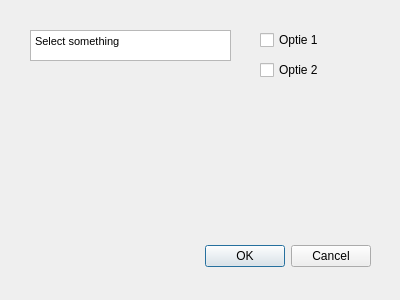
EvaStierman/2016_Group11_Fire-Pernis, file Chemical Fire Plugin/SDSS_plugin_dialog_base.ui: the form before one commit.
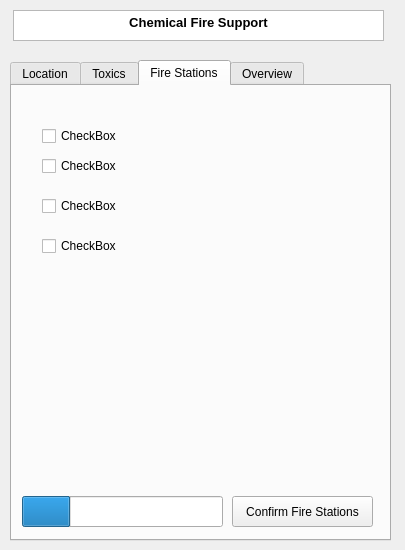
The form after the commit. The open tabs and pages were chosen to show the change.

Diff of the .ui file:
```diff
--- a/Chemical Fire Plugin/SDSS_plugin_dialog_base.ui
+++ b/Chemical Fire Plugin/SDSS_plugin_dialog_base.ui
@@ -6,35 +6,229 @@
    <rect>
     <x>0</x>
     <y>0</y>
-    <width>400</width>
-    <height>300</height>
+    <width>405</width>
+    <height>550</height>
    </rect>
   </property>
   <property name="windowTitle">
    <string>SDSS plugin</string>
   </property>
-  <widget class="QDialogButtonBox" name="button_box">
+  <widget class="QTabWidget" name="tabWidget">
    <property name="geometry">
     <rect>
-     <x>30</x>
-     <y>240</y>
-     <width>341</width>
-     <height>32</height>
+     <x>10</x>
+     <y>60</y>
+     <width>381</width>
+     <height>481</height>
     </rect>
    </property>
-   <property name="orientation">
-    <enum>Qt::Horizontal</enum>
+   <property name="focusPolicy">
+    <enum>Qt::ClickFocus</enum>
    </property>
-   <property name="standardButtons">
-    <set>QDialogButtonBox::Cancel|QDialogButtonBox::Ok</set>
+   <property name="autoFillBackground">
+    <bool>false</bool>
    </property>
+   <property name="currentIndex">
+    <number>1</number>
+   </property>
+   <widget class="QWidget" name="Location">
+    <property name="enabled">
+     <bool>true</bool>
+    </property>
+    <property name="layoutDirection">
+     <enum>Qt::RightToLeft</enum>
+    </property>
+    <attribute name="title">
+     <string>Location</string>
+    </attribute>
+    <widget class="QPushButton" name="pushButton">
+     <property name="geometry">
+      <rect>
+       <x>220</x>
+       <y>410</y>
+       <width>141</width>
+       <height>31</height>
+      </rect>
+     </property>
+     <property name="text">
+      <string>Confirm Location</string>
+     </property>
+    </widget>
+   </widget>
+   <widget class="QWidget" name="Toxics">
+    <attribute name="title">
+     <string>Toxics</string>
+    </attribute>
+    <widget class="QPushButton" name="pushButton_2">
+     <property name="geometry">
+      <rect>
+       <x>220</x>
+       <y>410</y>
+       <width>141</width>
+       <height>31</height>
+      </rect>
+     </property>
+     <property name="text">
+      <string>Confirm Toxics</string>
+     </property>
+    </widget>
+    <widget class="QCheckBox" name="checkBox_5">
+     <property name="geometry">
+      <rect>
+       <x>50</x>
+       <y>120</y>
+       <width>81</width>
+       <height>20</height>
+      </rect>
+     </property>
+     <property name="text">
+      <string>CheckBox</string>
+     </property>
+    </widget>
+    <widget class="QCheckBox" name="checkBox_6">
+     <property name="geometry">
+      <rect>
+       <x>50</x>
+       <y>80</y>
+       <width>81</width>
+       <height>20</height>
+      </rect>
+     </property>
+     <property name="text">
+      <string>CheckBox</string>
+     </property>
+    </widget>
+    <widget class="QCheckBox" name="checkBox_7">
+     <property name="geometry">
+      <rect>
+       <x>50</x>
+       <y>160</y>
+       <width>81</width>
+       <height>20</height>
+      </rect>
+     </property>
+     <property name="text">
+      <string>CheckBox</string>
+     </property>
+    </widget>
+    <widget class="QCheckBox" name="checkBox_8">
+     <property name="geometry">
+      <rect>
+       <x>50</x>
+       <y>50</y>
+       <width>81</width>
+       <height>20</height>
+      </rect>
+     </property>
+     <property name="text">
+      <string>CheckBox</string>
+     </property>
+    </widget>
+   </widget>
+   <widget class="QWidget" name="Fire_Stations">
+    <attribute name="title">
+     <string>Fire Stations</string>
+    </attribute>
+    <widget class="QPushButton" name="pushButton_3">
+     <property name="geometry">
+      <rect>
+       <x>220</x>
+       <y>410</y>
+       <width>141</width>
+       <height>31</height>
+      </rect>
+     </property>
+     <property name="text">
+      <string>Confirm Fire Stations</string>
+     </property>
+    </widget>
+    <widget class="QProgressBar" name="counterProgressBar">
+     <property name="geometry">
+      <rect>
+       <x>10</x>
+       <y>410</y>
+       <width>201</width>
+       <height>31</height>
+      </rect>
+     </property>
+     <property name="value">
+      <number>24</number>
+     </property>
+     <property name="textVisible">
+      <bool>false</bool>
+     </property>
+     <property name="invertedAppearance">
+      <bool>false</bool>
+     </property>
+     <property name="textDirection">
+      <enum>QProgressBar::TopToBottom</enum>
+     </property>
+    </widget>
+    <widget class="QCheckBox" name="checkBox">
+     <property name="geometry">
+      <rect>
+       <x>30</x>
+       <y>40</y>
+       <width>81</width>
+       <height>20</height>
+      </rect>
+     </property>
+     <property name="text">
+      <string>CheckBox</string>
+     </property>
+    </widget>
+    <widget class="QCheckBox" name="checkBox_2">
+     <property name="geometry">
+      <rect>
+       <x>30</x>
+       <y>70</y>
+       <width>81</width>
+       <height>20</height>
+      </rect>
+     </property>
+     <property name="text">
+      <string>CheckBox</string>
+     </property>
+    </widget>
+    <widget class="QCheckBox" name="checkBox_3">
+     <property name="geometry">
+      <rect>
+       <x>30</x>
+       <y>110</y>
+       <width>81</width>
+       <height>20</height>
+      </rect>
+     </property>
+     <property name="text">
+      <string>CheckBox</string>
+     </property>
+    </widget>
+    <widget class="QCheckBox" name="checkBox_4">
+     <property name="geometry">
+      <rect>
+       <x>30</x>
+       <y>150</y>
+       <width>81</width>
+       <height>20</height>
+      </rect>
+     </property>
+     <property name="text">
+      <string>CheckBox</string>
+     </property>
+    </widget>
+   </widget>
+   <widget class="QWidget" name="Overview">
+    <attribute name="title">
+     <string>Overview</string>
+    </attribute>
+   </widget>
   </widget>
-  <widget class="QTextBrowser" name="textBrowser">
+  <widget class="QTextEdit" name="textEdit">
    <property name="geometry">
     <rect>
-     <x>30</x>
-     <y>30</y>
-     <width>201</width>
+     <x>13</x>
+     <y>10</y>
+     <width>371</width>
      <height>31</height>
     </rect>
    </property>
@@ -43,33 +237,7 @@
 &lt;html&gt;&lt;head&gt;&lt;meta name=&quot;qrichtext&quot; content=&quot;1&quot; /&gt;&lt;style type=&quot;text/css&quot;&gt;
 p, li { white-space: pre-wrap; }
 &lt;/style&gt;&lt;/head&gt;&lt;body style=&quot; font-family:'MS Shell Dlg 2'; font-size:7.5pt; font-weight:400; font-style:normal;&quot;&gt;
-&lt;p style=&quot; margin-top:0px; margin-bottom:0px; margin-left:0px; margin-right:0px; -qt-block-indent:0; text-indent:0px;&quot;&gt;&lt;span style=&quot; font-size:8pt;&quot;&gt;Select something&lt;/span&gt;&lt;/p&gt;&lt;/body&gt;&lt;/html&gt;</string>
-   </property>
-  </widget>
-  <widget class="QCheckBox" name="checkBox">
-   <property name="geometry">
-    <rect>
-     <x>260</x>
-     <y>30</y>
-     <width>81</width>
-     <height>20</height>
-    </rect>
-   </property>
-   <property name="text">
-    <string>Optie 1</string>
-   </property>
-  </widget>
-  <widget class="QCheckBox" name="checkBox_2">
-   <property name="geometry">
-    <rect>
-     <x>260</x>
-     <y>60</y>
-     <width>81</width>
-     <height>20</height>
-    </rect>
-   </property>
-   <property name="text">
-    <string>Optie 2</string>
+&lt;p align=&quot;center&quot; style=&quot; margin-top:0px; margin-bottom:0px; margin-left:0px; margin-right:0px; -qt-block-indent:0; text-indent:0px;&quot;&gt;&lt;span style=&quot; font-size:10pt; font-weight:600;&quot;&gt;Chemical Fire Support&lt;/span&gt;&lt;/p&gt;&lt;/body&gt;&lt;/html&gt;</string>
    </property>
   </widget>
  </widget>
```
Left out of the diff: 35 changed lines with no effect on the pictures.
